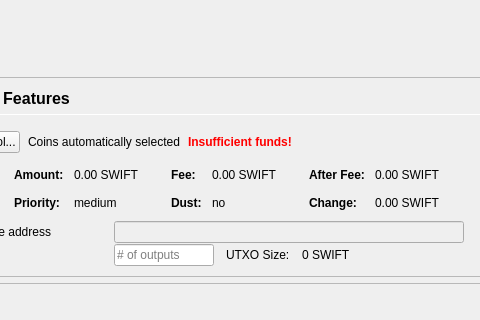
This is src/qt/forms/sendcoinsdialog.ui in swiftcashproject/swiftcash as Qt 5 draws it before an edit; both pictures show x 126 to 606 and y 0 to 320 of the 978 by 695 pixel window. The edited form follows.
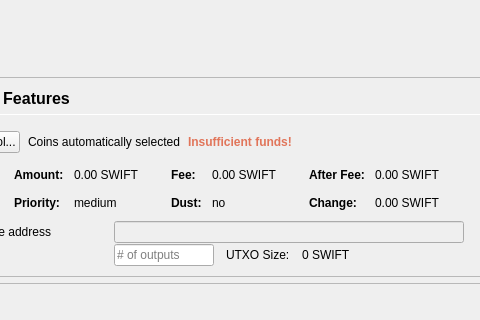
This is the edited form. Icons and pictures are not drawn. Custom widgets are drawn as their Qt base class.

```diff
--- a/src/qt/forms/sendcoinsdialog.ui
+++ b/src/qt/forms/sendcoinsdialog.ui
@@ -302,7 +302,7 @@
                    </font>
                   </property>
                   <property name="styleSheet">
-                   <string notr="true">color:red;font-weight:bold;</string>
+                   <string notr="true">color: #E1755A; font-weight: bold;</string>
                   </property>
                   <property name="text">
                    <string>Insufficient funds!</string>
```
